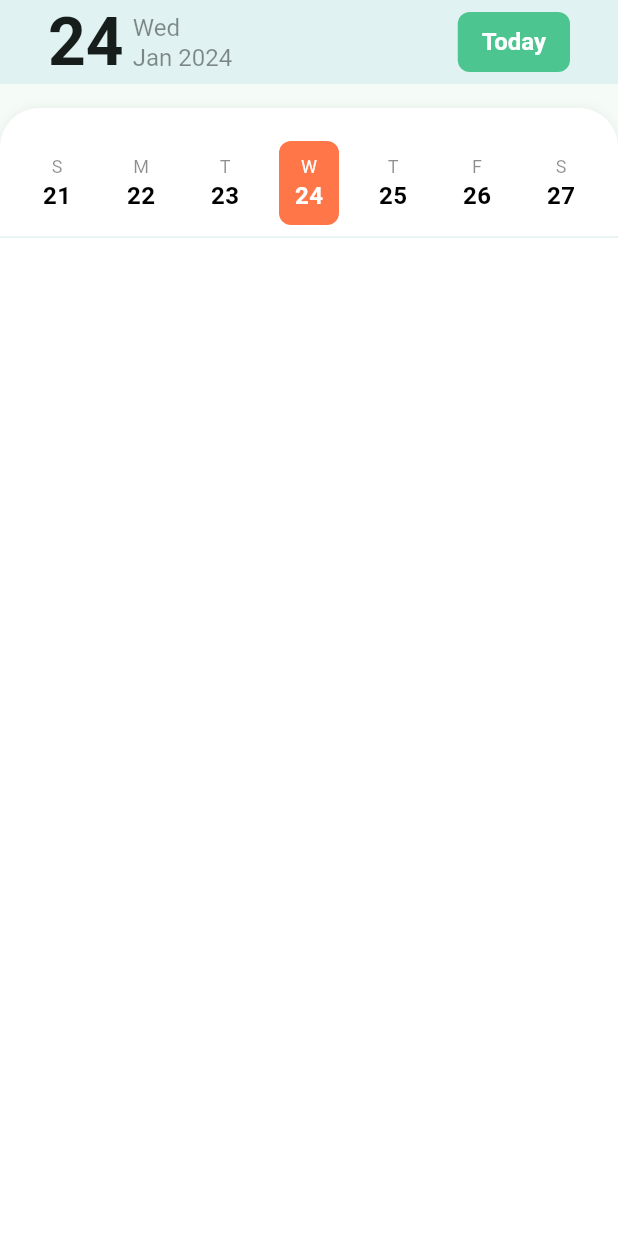
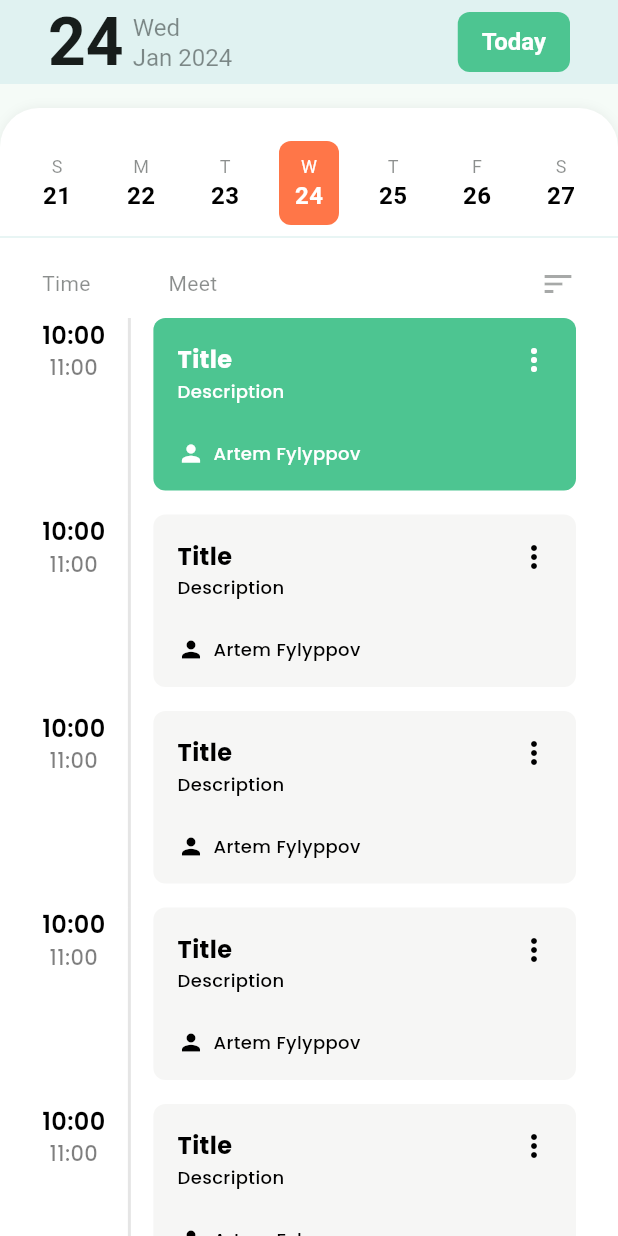
Before and after one commit to artyomIgg/lesson_planner, a Flutter app: the screen it shows after launch, on a phone screen of 412 x 824 dp. Run offline on Flutter 3.47's test engine with Material 3 defaults, Android fonts, the phone set to English and light mode, and no system bars; our stand-ins replace auto_route, flutter_riverpod, freezed_annotation, get_it, google_fonts, hive and 2 more; accounts and stored records are empty; statements that could not run were skipped.

Commit message:
add meet cards to calendar screen

```diff
--- a/lib/constants/src/colors.dart
+++ b/lib/constants/src/colors.dart
@@ -11,6 +11,7 @@ mixin Colors {
   static const Color redHover = Color(0xFFB71C1C);
   static const Color grey = Color(0xFFE0E0E0);
   static const Color greyHover = Color(0xFFBDBDBD);
+  static const Color greyLight = Color(0xffF6F6F5);
   static const Color greyText = Color(0xFF757575);
   static const Color greyTextHover = Color(0xFF616161);
   static const Color brightYellow = Color(0xFFFFD600);
--- a/lib/constants/src/text_styles.dart
+++ b/lib/constants/src/text_styles.dart
@@ -19,4 +19,42 @@ mixin TextStyles {
     fontSize: 16,
     color: c.Colors.black,
   );
+
+  // MyCalendarScreen
+
+  static TextStyle meetCardTitleWhite = GoogleFonts.poppins(
+    fontSize: 16,
+    color: c.Colors.white,
+    fontWeight: FontWeight.w700,
+  );
+
+  static TextStyle meetCardTitleBlack = GoogleFonts.poppins(
+    fontSize: 16,
+    color: c.Colors.black,
+    fontWeight: FontWeight.w700,
+  );
+
+  static TextStyle meetCardDescriptionWhite = GoogleFonts.poppins(
+    fontSize: 12,
+    color: c.Colors.white,
+    fontWeight: FontWeight.w500,
+  );
+
+  static TextStyle meetCardDescriptionBlack = GoogleFonts.poppins(
+    fontSize: 12,
+    color: c.Colors.black,
+    fontWeight: FontWeight.w500,
+  );
+
+  static TextStyle meetCardStartTime = GoogleFonts.poppins(
+    fontSize: 16,
+    color: c.Colors.black,
+    fontWeight: FontWeight.w600,
+  );
+
+  static TextStyle meetCardEndTime = GoogleFonts.poppins(
+    fontSize: 14,
+    color: c.Colors.black.withOpacity(.5),
+    fontWeight: FontWeight.w500,
+  );
 }
--- a/lib/screens/my_calendar_screen/my_calendar_screen.dart
+++ b/lib/screens/my_calendar_screen/my_calendar_screen.dart
@@ -7,6 +7,7 @@ import 'package:lesson_planner/providers/calendar_provider/calendar_state_provid
 import 'package:lesson_planner/screens/my_calendar_screen/widgets/date_app_bar.dart';
 import 'package:lesson_planner/screens/my_calendar_screen/widgets/day_card.dart';
 import 'package:lesson_planner/screens/my_calendar_screen/widgets/month_view.dart';
+import 'package:lesson_planner/screens/my_calendar_screen/widgets/schedule_widget.dart';
 import 'package:lesson_planner/screens/my_calendar_screen/widgets/today_button.dart';
 
 @RoutePage()
@@ -40,6 +41,7 @@ class _MyCalendarScreenState extends ConsumerState<MyCalendarScreen> {
 
     return Scaffold(
       appBar: AppBar(
+        surfaceTintColor: Colors.transparent,
         title: DateAppBar(
           date: selectedDate,
           onPressed: () {
@@ -87,6 +89,12 @@ class _MyCalendarScreenState extends ConsumerState<MyCalendarScreen> {
             },
           ),
           const Divider(color: c.Colors.lightGreen),
+          const Expanded(
+            child: Padding(
+              padding: EdgeInsets.symmetric(horizontal: 28),
+              child: ScheduleWidget(),
+            ),
+          ),
         ],
       ),
     );
--- /dev/null
+++ b/lib/screens/my_calendar_screen/widgets/schedule_widget.dart
@@ -0,0 +1,143 @@
+import 'package:flutter/cupertino.dart';
+import 'package:flutter/material.dart';
+import 'package:lesson_planner/constants/constants.dart' as c;
+
+class ScheduleWidget extends StatelessWidget {
+  const ScheduleWidget({super.key});
+
+  @override
+  Widget build(BuildContext context) {
+    final textTheme = Theme.of(context);
+    final topicStyle = TextStyle(
+      fontSize: 14,
+      color: textTheme.textTheme.titleLarge!.color!.withOpacity(
+        .5,
+      ),
+    );
+
+    return Column(
+      mainAxisSize: MainAxisSize.max,
+      children: [
+        Row(
+          children: [
+            Text('Time', style: topicStyle),
+            const Spacer(),
+            Text('Meet', style: topicStyle),
+            const Spacer(
+              flex: 4,
+            ),
+            const SizedBox(
+              width: 32,
+              height: 46,
+              child: IconButton(
+                onPressed: null,
+                icon: Icon(
+                  Icons.sort,
+                ),
+              ),
+            ),
+          ],
+        ),
+        Expanded(
+          child: ListView.builder(
+            itemCount: 500,
+            // shrinkWrap: true,
+            itemBuilder: (context, index) => _meetCard(
+              textTheme,
+              index == 0,
+            ),
+          ),
+        ),
+      ],
+    );
+  }
+
+  Widget _meetCard(ThemeData textTheme, bool isCurrent) {
+    return IntrinsicHeight(
+      child: Row(
+        mainAxisSize: MainAxisSize.max,
+        children: [
+          Column(
+            children: [
+              Text('10:00', style: c.TextStyles.meetCardStartTime),
+              Text('11:00', style: c.TextStyles.meetCardEndTime),
+            ],
+          ),
+          Padding(
+            padding: const EdgeInsets.symmetric(horizontal: 8),
+            child: VerticalDivider(
+              color: Colors.black.withOpacity(0.1),
+              thickness: 2,
+            ),
+          ),
+          Flexible(
+            child: Container(
+                alignment: Alignment.topLeft,
+                padding: const EdgeInsets.all(16),
+                margin: const EdgeInsets.only(bottom: 16),
+                decoration: BoxDecoration(
+                  color: isCurrent ? c.Colors.greenButton : c.Colors.greyLight,
+                  borderRadius: BorderRadius.circular(8),
+                ),
+                child: Column(
+                  crossAxisAlignment: CrossAxisAlignment.start,
+                  children: [
+                    Row(
+                      mainAxisAlignment: MainAxisAlignment.spaceBetween,
+                      children: [
+                        Text(
+                          'Title',
+                          style: isCurrent
+                              ? c.TextStyles.meetCardTitleWhite
+                              : c.TextStyles.meetCardTitleBlack,
+                        ),
+                        SizedBox(
+                          height: 24,
+                          width: 24,
+                          child: CupertinoButton(
+                            padding: EdgeInsets.zero,
+                            child: Icon(
+                              Icons.more_vert,
+                              size: 24,
+                              color: isCurrent ? Colors.white : Colors.black,
+                            ),
+                            onPressed: () {},
+                          ),
+                        )
+                      ],
+                    ),
+                    Text(
+                      'Description',
+                      style: isCurrent
+                          ? c.TextStyles.meetCardDescriptionWhite
+                          : c.TextStyles.meetCardDescriptionBlack,
+                    ),
+                    const SizedBox(
+                      height: 24,
+                    ),
+                    Row(
+                      children: [
+                        Icon(
+                          Icons.person,
+                          size: 18,
+                          color: isCurrent ? Colors.white : Colors.black,
+                        ),
+                        const SizedBox(
+                          width: 6,
+                        ),
+                        Text(
+                          'Artem Fylyppov',
+                          style: isCurrent
+                              ? c.TextStyles.meetCardDescriptionWhite
+                              : c.TextStyles.meetCardDescriptionBlack,
+                        )
+                      ],
+                    )
+                  ],
+                )),
+          ),
+        ],
+      ),
+    );
+  }
+}
```
Also changed, not shown: 2 other files.
